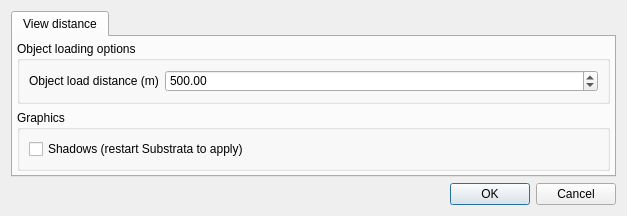
Qt form gui_client/MainOptionsDialog.ui (shipilovden/substrata-metasiberia) before a commit.
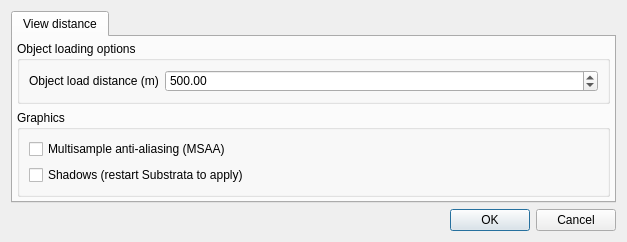
The same form after that commit.

Commit message: Added option in options dialogue to enable/disable MSAA. Do auto-setting of graphics options, if they have not been set: MSAA will be off by default if the user is on retina screens or a GPU with Intel vendor Reduced spacer width to left of location bar.

The edit to the form file:
```diff
--- a/gui_client/MainOptionsDialog.ui
+++ b/gui_client/MainOptionsDialog.ui
@@ -92,6 +92,13 @@
           <string>Graphics</string>
          </property>
          <layout class="QVBoxLayout" name="verticalLayout_2">
+          <item>
+           <widget class="QCheckBox" name="MSAACheckBox">
+            <property name="text">
+             <string>Multisample anti-aliasing (MSAA)</string>
+            </property>
+           </widget>
+          </item>
           <item>
            <widget class="QCheckBox" name="shadowsCheckBox">
             <property name="text">
```
The commit also changes 4 other files.
